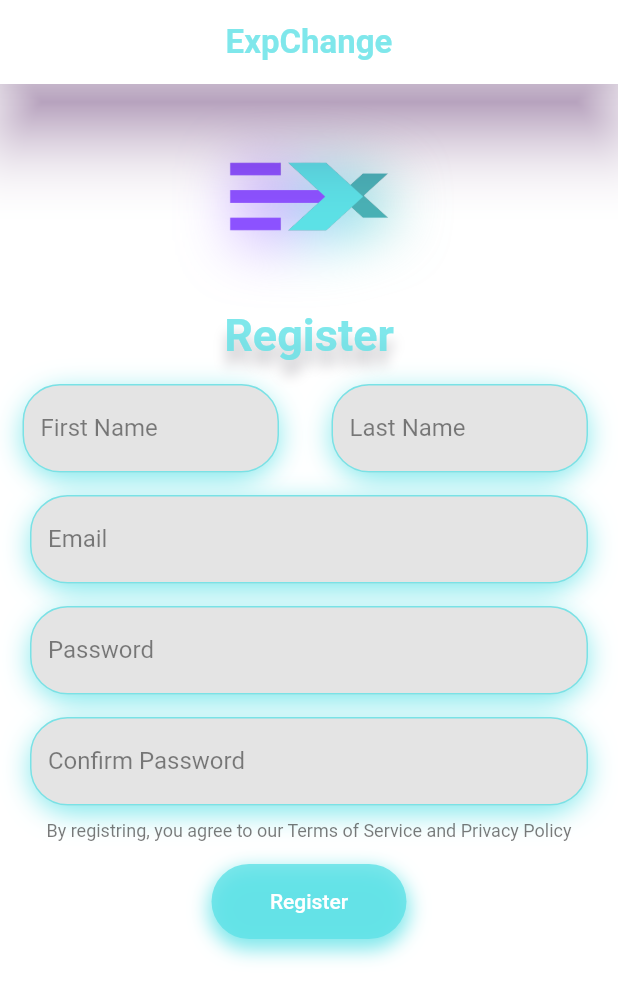
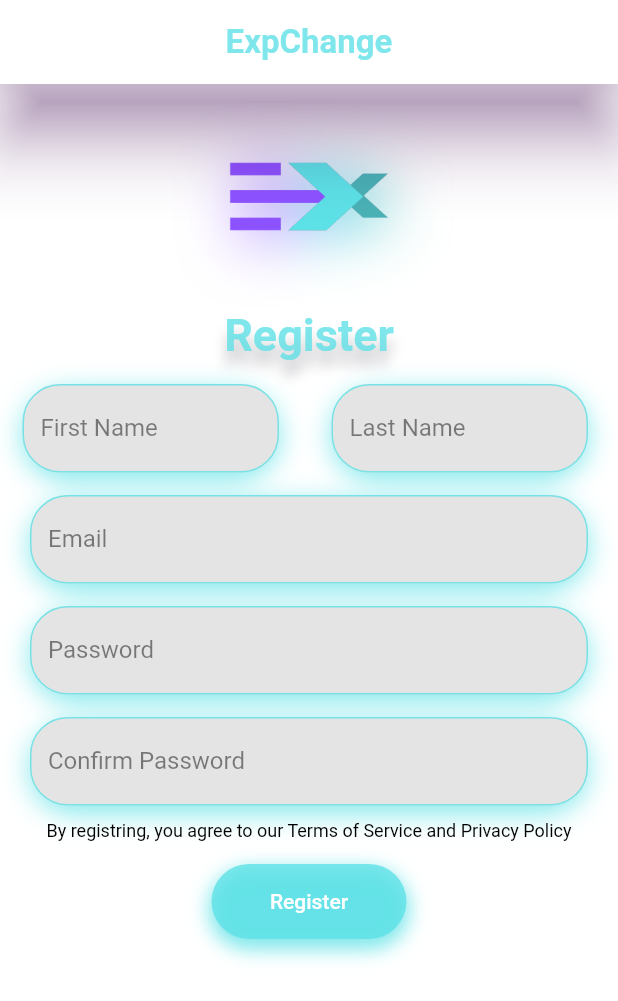
Before and after one commit to MaythamGhaly/exchange-app, a Flutter app: the Register screen opened directly, on a phone screen of 412 x 824 dp. Shown: the top 1001 px of the screen. Run offline on Flutter 3.47's test engine with Material 2 defaults, Android fonts, the phone set to English and light mode, and no system bars; drawn by our look-alikes of drop_shadow_image; our stand-ins replace carousel_slider, shared_preferences; accounts and stored records are empty.

Commit message:
frontend: fix theme in register page

```diff
--- a/frontend/lib/screens/register.dart
+++ b/frontend/lib/screens/register.dart
@@ -29,7 +29,6 @@ class _RegisterState extends State<Register> {
     return Scaffold(
       appBar: AppBar(
         centerTitle: true,
-        backgroundColor: Colors.white,
         shadowColor: const Color.fromARGB(255, 111, 8, 143),
         elevation: 20,
         title: const Text(
@@ -116,8 +115,7 @@ class _RegisterState extends State<Register> {
                     const EdgeInsets.only(right: 30.0, left: 30.0, top: 10.0),
                 child: const Text(
                   "By registring, you agree to our Terms of Service and Privacy Policy",
-                  style: TextStyle(
-                      color: Color.fromARGB(161, 44, 44, 44), fontSize: 12),
+                  style: TextStyle(fontSize: 12),
                 ),
               ),
               CustomButton(
```
